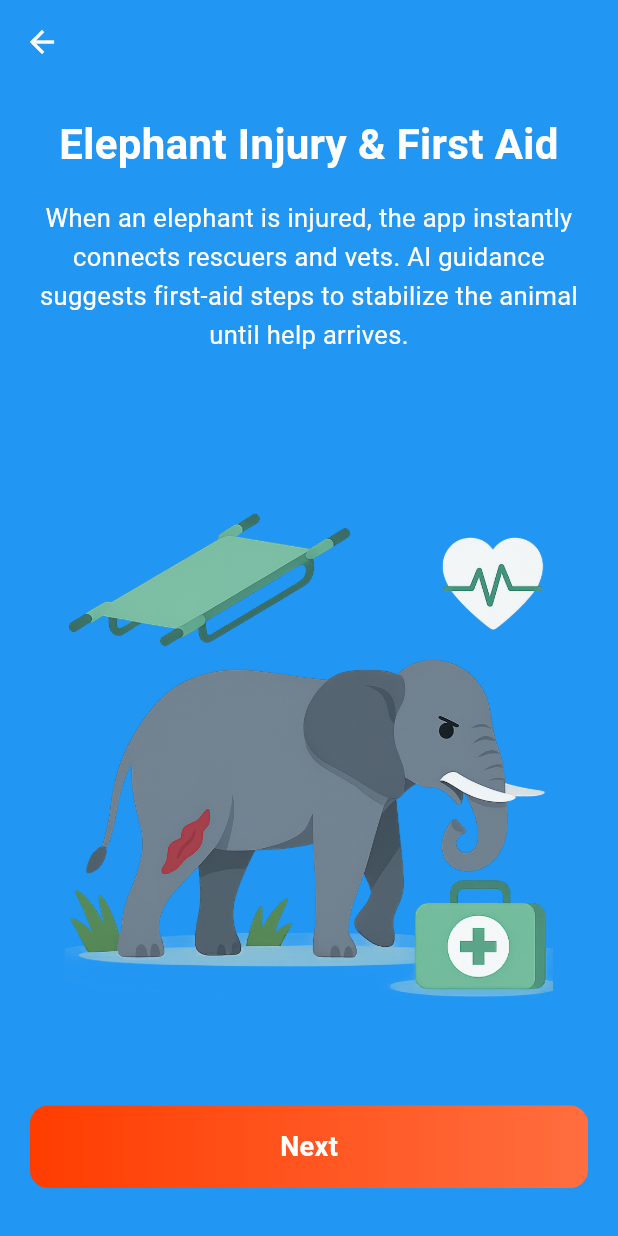
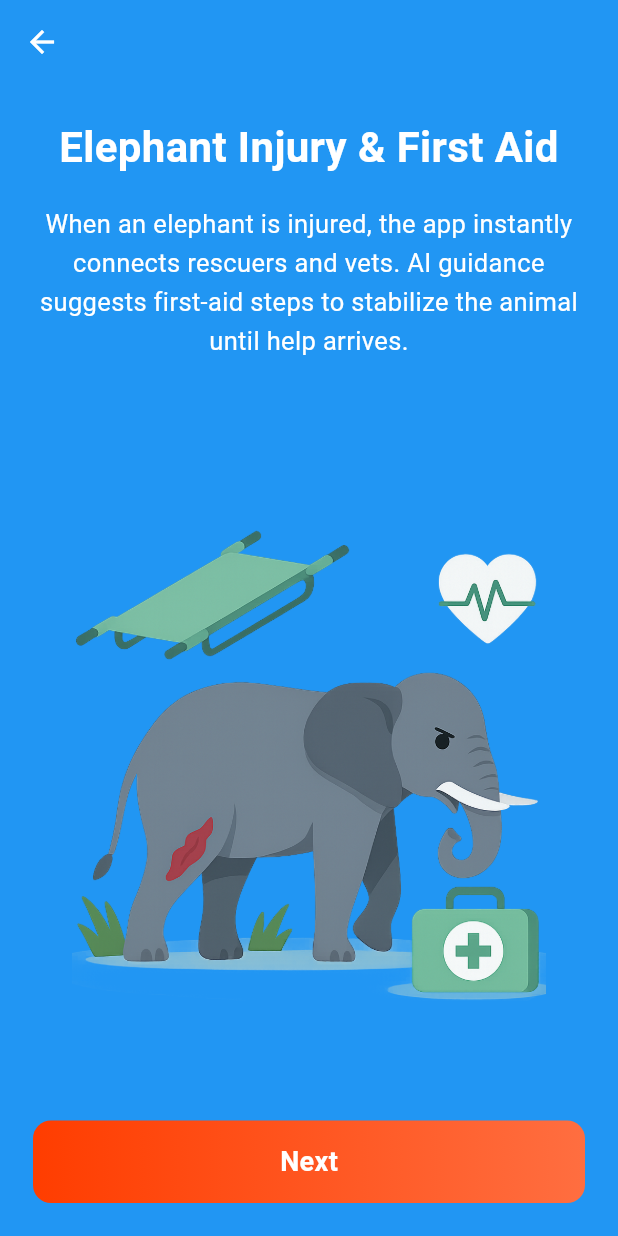
Before and after one commit to Tavini2002/HECSense_Smart-Monitoring-and-Repelling-System-for-Elephant-Intrusions, a Flutter app: the EmergencyMedicalSupportScreen screen opened directly, on a phone screen of 412 x 824 dp. Run offline on Flutter 3.47's test engine with Material 3 defaults, Android fonts, the phone set to English and light mode, and no system bars; our stand-ins replace flutter_secure_storage; accounts and stored records are empty.

Commit message:
feat: build the emergency screen to work

```diff
--- a/experiment/mobile-app/lib/gs-screens/gs_emergency_support_screen.dart
+++ b/experiment/mobile-app/lib/gs-screens/gs_emergency_support_screen.dart
@@ -1,99 +1,48 @@
 import 'package:flutter/material.dart';
-import '../auth-screens/auth_screen.dart'; // or your next screen
+import '../auth-screens/auth_screen.dart';
 
 class EmergencyMedicalSupportScreen extends StatelessWidget {
-  const EmergencyMedicalSupportScreen({Key? key}) : super(key: key);
+  const EmergencyMedicalSupportScreen({super.key});
 
   @override
   Widget build(BuildContext context) {
     return Scaffold(
-      backgroundColor: const Color(0xFF2196F3), // Blue background
+      backgroundColor: const Color(0xFF2196F3),
       appBar: AppBar(
+        elevation: 0,
         backgroundColor: const Color(0xFF2196F3),
-        elevation: 0,
         leading: IconButton(
           icon: const Icon(Icons.arrow_back, color: Colors.white),
-          onPressed: () => Navigator.pop(context),
+          onPressed: () => Navigator.of(context).pop(),
         ),
       ),
       body: SafeArea(
         child: Padding(
-          padding: const EdgeInsets.all(20.0),
+          padding: const EdgeInsets.all(22.0),
           child: Column(
             mainAxisAlignment: MainAxisAlignment.spaceBetween,
             children: [
-              // Heading + Body
-              Column(
-                crossAxisAlignment: CrossAxisAlignment.center,
-                children: const [
-                  Text(
-                    'Elephant Injury & First Aid',
-                    style: TextStyle(
-                      fontSize: 28,
-                      fontWeight: FontWeight.bold,
-                      color: Colors.white, // White heading text
-                    ),
-                    textAlign: TextAlign.center,
-                  ),
-                  SizedBox(height: 16),
-                  Text(
-                    'When an elephant is injured, the app instantly connects rescuers and vets. AI guidance suggests first-aid steps to stabilize the animal until help arrives.',
-                    style: TextStyle(
-                      fontSize: 17,
-                      color: Colors.white, // White paragraph text
-                      height: 1.5,
-                    ),
-                    textAlign: TextAlign.center,
-                  ),
-                  SizedBox(height: 18),
-                ],
-              ),
+              const _HeaderSection(),
 
               // Illustration
               Expanded(
                 child: Center(
                   child: Image.asset(
-                    'assets/images/medical_support.png', // <- put your vector here
-                    height: 340,
-                    width: 340,
+                    'assets/images/medical_support.png',
+                    height: 330,
+                    width: 330,
                     fit: BoxFit.contain,
                   ),
                 ),
               ),
 
-              // Red Gradient Next button
-              SizedBox(
-                width: double.infinity,
-                child: GestureDetector(
-                  onTap: () {
-                    Navigator.push(
-                      context,
-                      MaterialPageRoute(builder: (_) => const HomeScreen()),
-                    );
-                  },
-                  child: Container(
-                    height: 55,
-                    decoration: BoxDecoration(
-                      gradient: const LinearGradient(
-                        colors: [Color(0xFFFF3D00), Color(0xFFFF6E40)], // Red gradient
-                        begin: Alignment.centerLeft,
-                        end: Alignment.centerRight,
-                      ),
-                      borderRadius: BorderRadius.circular(12),
-                    ),
-                    alignment: Alignment.center,
-                    child: const Text(
-                      'Next',
-                      style: TextStyle(
-                        fontSize: 18,
-                        fontWeight: FontWeight.bold,
-                        color: Colors.white, // White button text
-                      ),
-                    ),
-                  ),
+              // Next button
+              _NextButton(
+                onTap: () => Navigator.push(
+                  context,
+                  MaterialPageRoute(builder: (_) => const HomeScreen()),
                 ),
               ),
-              const SizedBox(height: 12),
             ],
           ),
         ),
@@ -102,9 +51,80 @@ class EmergencyMedicalSupportScreen extends StatelessWidget {
   }
 }
 
-class _Bullet extends StatelessWidget {
-  final String text;
-  const _Bullet(this.text, {Key? key}) : super(key: key);
+class _HeaderSection extends StatelessWidget {
+  const _HeaderSection();
+
+  @override
+  Widget build(BuildContext context) {
+    return Column(
+      children: const [
+        Text(
+          'Elephant Injury & First Aid',
+          textAlign: TextAlign.center,
+          style: TextStyle(
+            fontSize: 28,
+            fontWeight: FontWeight.w700,
+            color: Colors.white,
+          ),
+        ),
+        SizedBox(height: 18),
+        Text(
+          'When an elephant is injured, the app instantly connects rescuers and vets. AI guidance suggests first-aid steps to stabilize the animal until help arrives.',
+          textAlign: TextAlign.center,
+          style: TextStyle(
+            fontSize: 17,
+            height: 1.5,
+            color: Colors.white,
+          ),
+        ),
+        SizedBox(height: 18),
+      ],
+    );
+  }
+}
+
+class _NextButton extends StatelessWidget {
+  final VoidCallback onTap;
+  const _NextButton({required this.onTap});
+
+  @override
+  Widget build(BuildContext context) {
+    return SizedBox(
+      width: double.infinity,
+      child: GestureDetector(
+        onTap: onTap,
+        child: Container(
+          height: 55,
+          decoration: BoxDecoration(
+            borderRadius: BorderRadius.circular(12),
+            gradient: const LinearGradient(
+              begin: Alignment.centerLeft,
+              end: Alignment.centerRight,
+              colors: [
+                Color(0xFFFF3D00),
+                Color(0xFFFF6E40),
+              ],
+            ),
+          ),
+          alignment: Alignment.center,
+          child: const Text(
+            'Next',
+            style: TextStyle(
+              fontSize: 18,
+              fontWeight: FontWeight.bold,
+              color: Colors.white,
+            ),
+          ),
+        ),
+      ),
+    );
+  }
+}
+
+class _InfoBullet extends StatelessWidget {
+  final String content;
+
+  const _InfoBullet(this.content, {super.key});
 
   @override
   Widget build(BuildContext context) {
@@ -113,11 +133,21 @@ class _Bullet extends StatelessWidget {
       child: Row(
         crossAxisAlignment: CrossAxisAlignment.start,
         children: [
-          const Text('•  ', style: TextStyle(fontSize: 18, height: 1.25, color: Colors.white)),
+          const Text(
+            '•  ',
+            style: TextStyle(
+              fontSize: 18,
+              height: 1.25,
+              color: Colors.white,
+            ),
+          ),
           Expanded(
             child: Text(
-              text,
-              style: const TextStyle(fontSize: 15.5, color: Colors.white),
+              content,
+              style: const TextStyle(
+                fontSize: 15.5,
+                color: Colors.white,
+              ),
             ),
           ),
         ],
```
